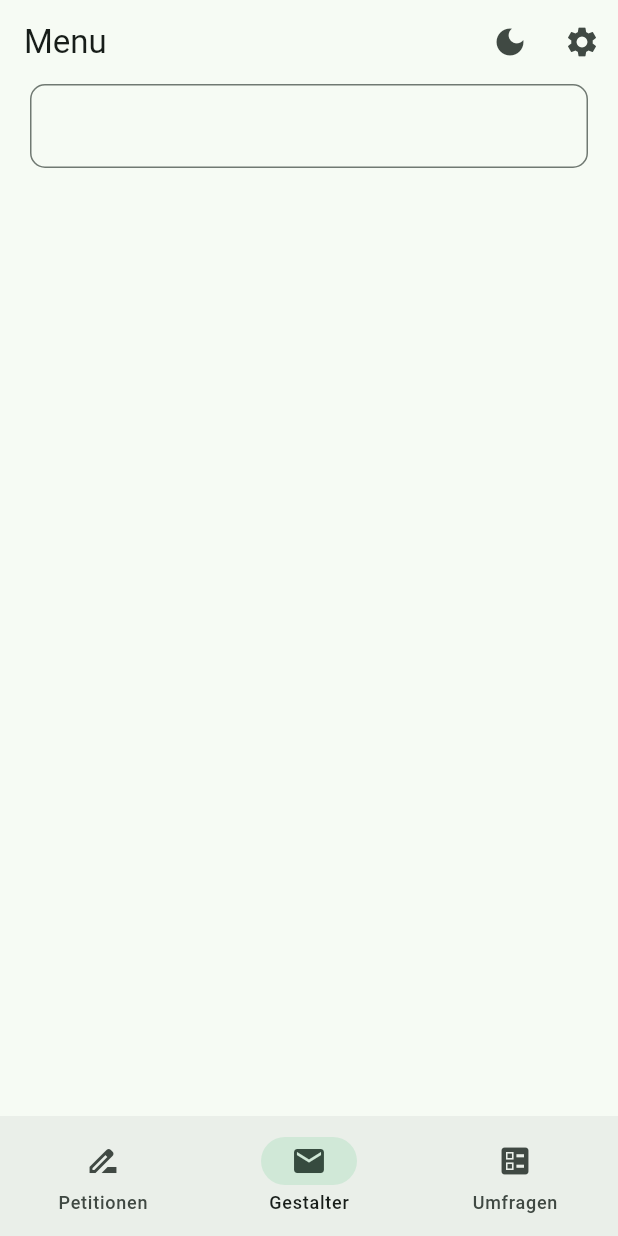
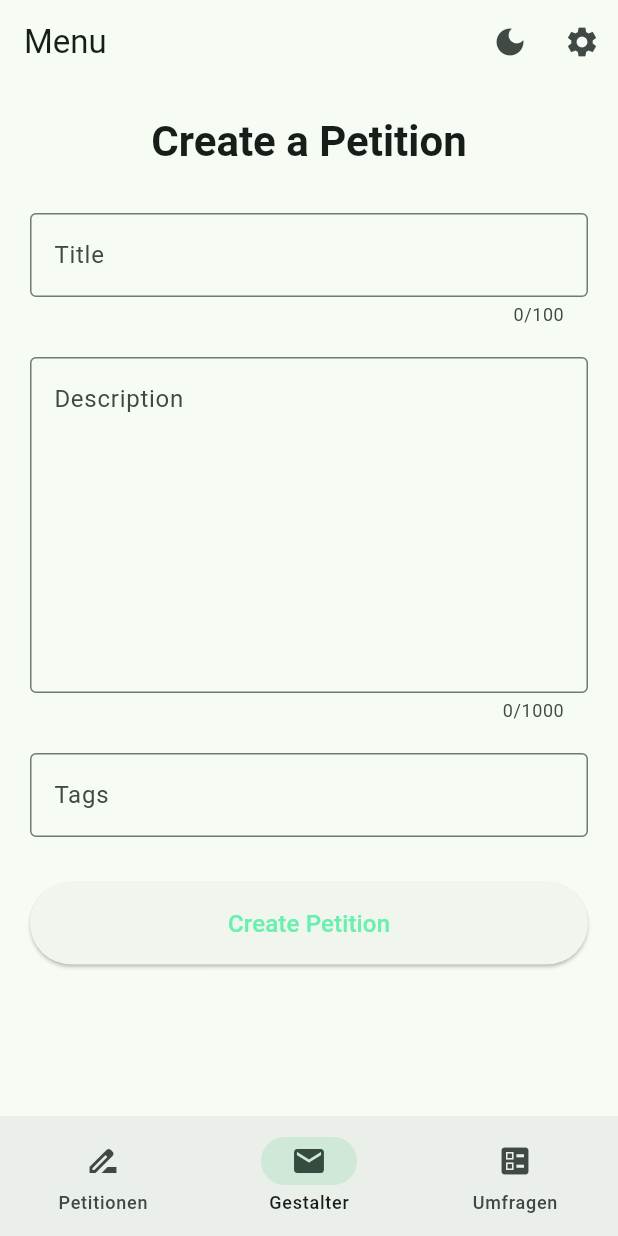
Before and after one commit to lmarquar/StimmApp, a Flutter app: the screen it shows once a user with an empty profile is signed in, item 2 of the bottom bar chosen, on a phone screen of 412 x 824 dp. Run offline on Flutter 3.47's test engine with Material 3 defaults, Android fonts, the phone set to English and light mode, and no system bars; our stand-ins replace cloud_firestore, connectivity_plus, firebase_auth, firebase_core, internet_connection_checker, lottie and 1 more; accounts and stored records are empty; Roboto replaces fonts that are missing (Poppins).

Commit message:
sql works and we can write petitions!

```diff
--- a/lib/app/mobile/pages/main/home/creator_page.dart
+++ b/lib/app/mobile/pages/main/home/creator_page.dart
@@ -1,4 +1,7 @@
 import 'package:flutter/material.dart';
+import 'package:stimmapp/core/data/models/petition.dart';
+import 'package:stimmapp/core/data/repositories/petition_repository.dart';
+import 'package:stimmapp/core/firebase/auth_service.dart';
 
 class CreatorPage extends StatefulWidget {
   const CreatorPage({super.key});
@@ -8,11 +11,187 @@ class CreatorPage extends StatefulWidget {
 }
 
 class _CreatorPageState extends State<CreatorPage> {
+  final _formKey = GlobalKey<FormState>();
+  final _titleController = TextEditingController();
+  final _descriptionController = TextEditingController();
+  final _tagsController = TextEditingController();
+  final _repository = PetitionRepository.create();
+  bool _isLoading = false;
+
+  @override
+  void dispose() {
+    _titleController.dispose();
+    _descriptionController.dispose();
+    _tagsController.dispose();
+    super.dispose();
+  }
+
+  Future<void> _createPetition() async {
+    if (!_formKey.currentState!.validate()) {
+      return;
+    }
+
+    final currentUser = authService.value.currentUser;
+    if (currentUser == null) {
+      ScaffoldMessenger.of(context).showSnackBar(
+        const SnackBar(
+          content: Text('You must be logged in to create a petition'),
+        ),
+      );
+      return;
+    }
+
+    setState(() {
+      _isLoading = true;
+    });
+
+    try {
+      // Parse tags from comma-separated input
+      final tags = _tagsController.text
+          .split(',')
+          .map((tag) => tag.trim())
+          .where((tag) => tag.isNotEmpty)
+          .toList();
+
+      // Create the petition object
+      final petition = Petition(
+        id: '', // Will be set by Firestore
+        title: _titleController.text.trim(),
+        description: _descriptionController.text.trim(),
+        tags: tags,
+        signatureCount: 0,
+        createdBy: currentUser.uid,
+        createdAt: DateTime.now(),
+      );
+
+      // Save to Firestore using toFirestore
+      final petitionId = await _repository.createPetition(petition);
+
+      if (mounted) {
+        ScaffoldMessenger.of(context).showSnackBar(
+          SnackBar(
+            content: Text('Petition created successfully! ID: $petitionId'),
+            backgroundColor: Colors.green,
+          ),
+        );
+
+        // Clear form
+        _titleController.clear();
+        _descriptionController.clear();
+        _tagsController.clear();
+        _formKey.currentState!.reset();
+      }
+    } catch (e) {
+      if (mounted) {
+        ScaffoldMessenger.of(context).showSnackBar(
+          SnackBar(
+            content: Text('Error creating petition: $e'),
+            backgroundColor: Colors.red,
+          ),
+        );
+      }
+    } finally {
+      if (mounted) {
+        setState(() {
+          _isLoading = false;
+        });
+      }
+    }
+  }
+
   @override
   Widget build(BuildContext context) {
     return Padding(
-      padding: EdgeInsets.symmetric(horizontal: 20),
-      child: Column(children: [TextField(textAlign: TextAlign.center)]),
+      padding: const EdgeInsets.symmetric(horizontal: 20),
+      child: Form(
+        key: _formKey,
+        child: ListView(
+          children: [
+            const SizedBox(height: 20),
+            Text(
+              'Create a Petition',
+              style: Theme.of(
+                context,
+              ).textTheme.headlineMedium?.copyWith(fontWeight: FontWeight.bold),
+              textAlign: TextAlign.center,
+            ),
+            const SizedBox(height: 30),
+            TextFormField(
+              controller: _titleController,
+              decoration: const InputDecoration(
+                labelText: 'Title',
+                hintText: 'Enter petition title',
+                border: OutlineInputBorder(),
+              ),
+              validator: (value) {
+                if (value == null || value.trim().isEmpty) {
+                  return 'Please enter a title';
+                }
+                if (value.trim().length < 5) {
+                  return 'Title must be at least 5 characters';
+                }
+                return null;
+              },
+              maxLength: 100,
+            ),
+            const SizedBox(height: 20),
+            TextFormField(
+              controller: _descriptionController,
+              decoration: const InputDecoration(
+                labelText: 'Description',
+                hintText: 'Describe your petition',
+                border: OutlineInputBorder(),
+                alignLabelWithHint: true,
+              ),
+              maxLines: 8,
+              validator: (value) {
+                if (value == null || value.trim().isEmpty) {
+                  return 'Please enter a description';
+                }
+                if (value.trim().length < 20) {
+                  return 'Description must be at least 20 characters';
+                }
+                return null;
+              },
+              maxLength: 1000,
+            ),
+            const SizedBox(height: 20),
+            TextFormField(
+              controller: _tagsController,
+              decoration: const InputDecoration(
+                labelText: 'Tags',
+                hintText:
+                    'Enter tags separated by commas (e.g., climate, education)',
+                border: OutlineInputBorder(),
+              ),
+              validator: (value) {
+                if (value == null || value.trim().isEmpty) {
+                  return 'Please enter at least one tag';
+                }
+                return null;
+              },
+            ),
+            const SizedBox(height: 30),
+            ElevatedButton(
+              onPressed: _isLoading ? null : _createPetition,
+              style: ElevatedButton.styleFrom(
+                padding: const EdgeInsets.symmetric(vertical: 16),
+              ),
+              child: _isLoading
+                  ? const SizedBox(
+                      height: 20,
+                      width: 20,
+                      child: CircularProgressIndicator(strokeWidth: 2),
+                    )
+                  : const Text(
+                      'Create Petition',
+                      style: TextStyle(fontSize: 16),
+                    ),
+            ),
+            const SizedBox(height: 20),
+          ],
+        ),
+      ),
     );
   }
 }
--- a/lib/core/data/repositories/petition_repository.dart
+++ b/lib/core/data/repositories/petition_repository.dart
@@ -43,6 +43,11 @@ class PetitionRepository {
     return _fs.watchDoc(ref);
   }
 
+  Future<String> createPetition(Petition petition) async {
+    final docRef = await _col().add(petition);
+    return docRef.id;
+  }
+
   Future<void> sign(String petitionId, String uid) async {
     final db = locator.firestore;
     final petitionRef = db.collection('petitions').doc(petitionId);
```
